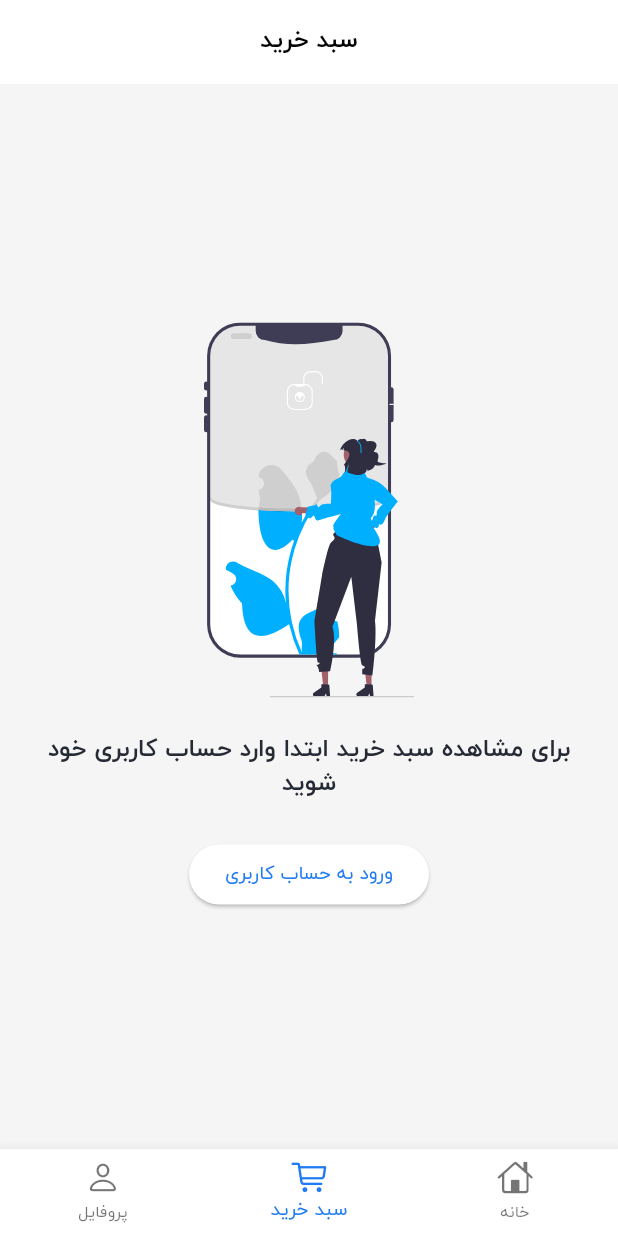
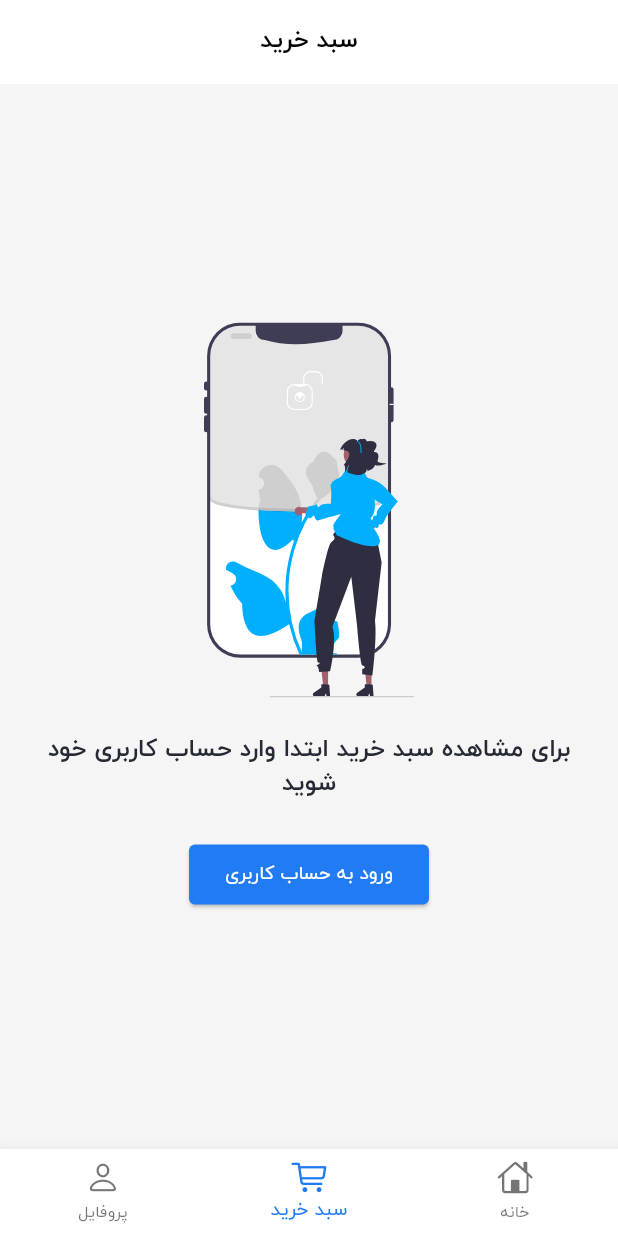
Before and after one commit to amir9877h/shop_flutter, a Flutter app: the screen it shows after launch, item 2 of the bottom bar chosen, on a phone screen of 412 x 824 dp. Run offline on Flutter 3.47's test engine with Material 3 defaults, Android fonts, the phone set to English and light mode, and no system bars; our stand-ins replace bloc, cached_network_image, dio, equatable, flutter_bloc, flutter_svg and 3 more; network calls fail.

```diff
--- a/lib/main.dart
+++ b/lib/main.dart
@@ -57,6 +57,13 @@ class MyApp extends StatelessWidget {
         //   filled: true,
         //   fillColor: Colors.orange,
         // ),
+        hintColor: LightThemeColors.secondaryTextColor,
+        inputDecorationTheme: InputDecorationTheme(
+            border: const OutlineInputBorder(),
+            enabledBorder: OutlineInputBorder(
+                borderSide: BorderSide(
+                    color:
+                        LightThemeColors.primaryTextColor.withOpacity(0.1)))),
         snackBarTheme: SnackBarThemeData(
             contentTextStyle: defaultTextStyle.apply(color: Colors.white)),
         textTheme: TextTheme(
--- a/lib/ui/cart/cart.dart
+++ b/lib/ui/cart/cart.dart
@@ -13,6 +13,7 @@ import 'package:shop_flutter/ui/auth/auth.dart';
 import 'package:shop_flutter/ui/cart/bloc/cart_bloc.dart';
 import 'package:shop_flutter/ui/cart/cart_item.dart';
 import 'package:shop_flutter/ui/cart/price_info.dart';
+import 'package:shop_flutter/ui/shipping/shipping.dart';
 import 'package:shop_flutter/ui/widgets/empty_state.dart';
 
 class CartScreen extends StatefulWidget {
@@ -58,7 +59,18 @@ class _CartScreenState extends State<CartScreen> {
           visible: stateIsSuccess,
           child: FloatingActionButton.extended(
             backgroundColor: LightThemeColors.secondaryColor,
-            onPressed: () {},
+            onPressed: () {
+              final state = cartBloc!.state;
+
+              if (state is CartSuccess) {
+                Navigator.of(context).push(MaterialPageRoute(
+                    builder: (context) => ShippingScreen(
+                          payablePrice: state.cartResponse.payablePrice,
+                          totalPrice: state.cartResponse.totalPrice,
+                          shippingCost: state.cartResponse.shippingCost,
+                        )));
+              }
+            },
             label: const Text(
               'پرداخت',
             ),
@@ -162,6 +174,17 @@ class _CartScreenState extends State<CartScreen> {
                   message:
                       'برای مشاهده سبد خرید ابتدا وارد حساب کاربری خود شوید',
                   callToAction: ElevatedButton(
+                      style: ButtonStyle(
+                          shape:
+                              MaterialStateProperty.all<RoundedRectangleBorder>(
+                                  RoundedRectangleBorder(
+                            borderRadius: BorderRadius.circular(4.0),
+                            // side: BorderSide(color: Colors.red)
+                          )),
+                          foregroundColor: MaterialStateProperty.all(
+                              Theme.of(context).colorScheme.onPrimary),
+                          backgroundColor: MaterialStateProperty.all(
+                              Theme.of(context).colorScheme.primary)),
                       onPressed: () {
                         Navigator.of(context, rootNavigator: true).push(
                             MaterialPageRoute(
```
Also changed, not shown: lib/ui/cart/price_info.dart (+4 -4 lines), lib/ui/shipping/shipping.dart (added, +98 -0 lines).
